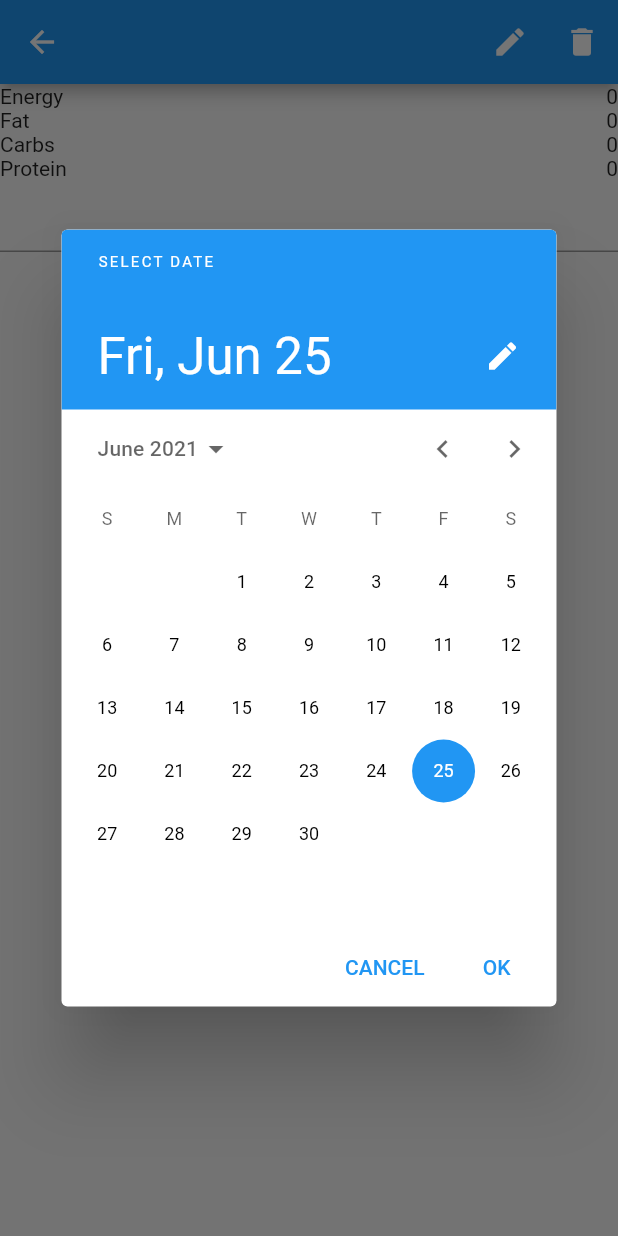
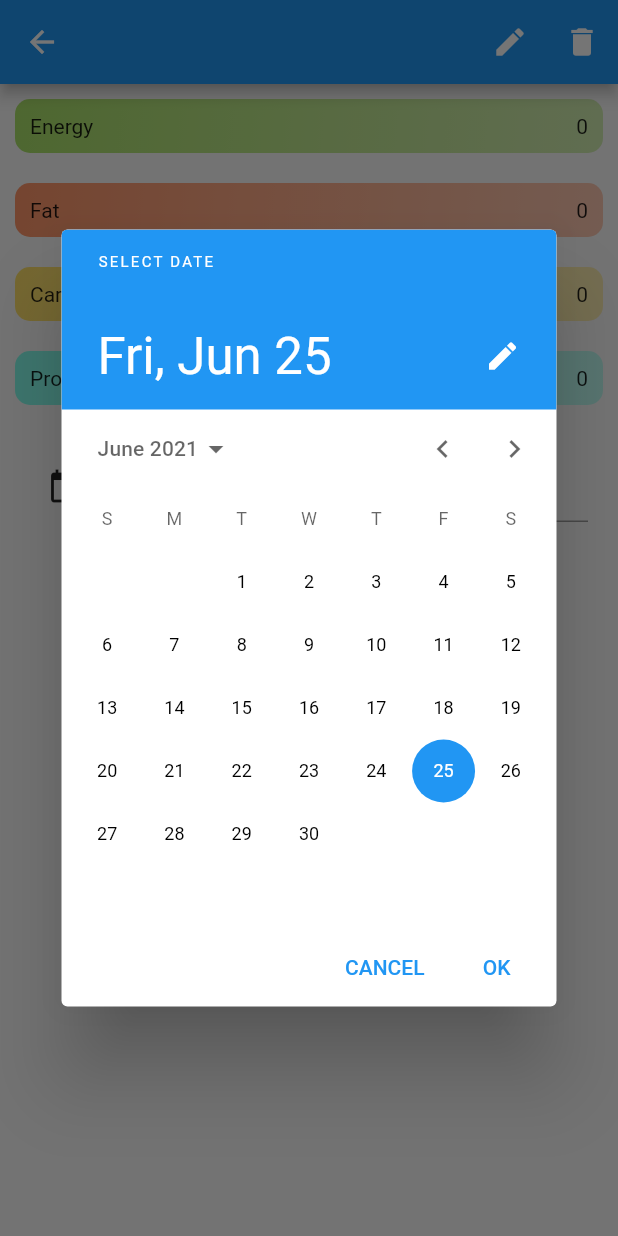
Before and after one commit to nilswilhelm13/flutter_foodtracker, a Flutter app: the FoodDetails screen opened directly with empty values, after a tap on the "calendar today" icon, on a phone screen of 412 x 824 dp. Run offline on Flutter 3.47's test engine with Material 2 defaults, Android fonts, the phone set to English and light mode, and no system bars; our stand-ins replace fl_chart, percent_indicator, shared_preferences; missing offline and left inert: flutter_barcode_scanner; accounts and stored records are empty.

Commit message:
style food details

```diff
--- a/lib/screens/food_details.dart
+++ b/lib/screens/food_details.dart
@@ -1,6 +1,7 @@
 import 'dart:convert';
 
 import 'package:flutter/material.dart';
+import 'package:flutter_foodtracker/config/colors.dart';
 import 'package:flutter_foodtracker/config/http_config.dart';
 import 'package:flutter_foodtracker/models/transaction.dart';
 import 'package:flutter_foodtracker/providers/dashboard_provider.dart';
@@ -21,13 +22,25 @@ class FoodDetails extends StatefulWidget {
 class _FoodDetailsState extends State<FoodDetails> {
   double _amount = 0;
   DateTime date = DateTime.now();
-  Widget buildRow(String label, double value) {
-    return Row(
+
+  Widget buildRow(String label, double value, Color color) {
+    return Container(
+      child: Row(
         mainAxisAlignment: MainAxisAlignment.spaceBetween,
         children: [
           Text(label),
           Text(value.toStringAsFixed(0)),
         ],
+      ),
+      decoration: BoxDecoration(
+          borderRadius: BorderRadius.circular(10),
+          gradient: LinearGradient(
+            begin: Alignment.topLeft,
+            end: Alignment.bottomRight,
+            colors: [color, color.withOpacity(0.5)],
+          )),
+      margin: EdgeInsets.all(10),
+      padding: EdgeInsets.all(10),
     );
   }
 
@@ -51,7 +64,8 @@ class _FoodDetailsState extends State<FoodDetails> {
                   context: context,
                   builder: (ctx) {
                     return AlertDialog(
-                      content: Text('Are you sure that you want delete ${_food.name}?'),
+                      content: Text(
+                          'Are you sure that you want delete ${_food.name}?'),
                       actions: [
                         TextButton(
                           onPressed: () {
@@ -76,11 +90,34 @@ class _FoodDetailsState extends State<FoodDetails> {
       body: Container(
         child: Column(
           children: [
-            buildRow('Energy', _food.nutrition.energy),
-            buildRow('Fat', _food.nutrition.fat),
-            buildRow('Carbs', _food.nutrition.carbohydrate),
-            buildRow('Protein', _food.nutrition.protein),
-            TextField(
+            buildRow('Energy', _food.nutrition.energy, FoodColors.energy),
+            buildRow('Fat', _food.nutrition.fat, FoodColors.fat),
+            buildRow(
+                'Carbs', _food.nutrition.carbohydrate, FoodColors.carbohydrate),
+            buildRow('Protein', _food.nutrition.protein, FoodColors.protein),
+            Container(
+              margin: EdgeInsets.all(10),
+              padding: EdgeInsets.all(10),
+              child: Row(
+                mainAxisAlignment: MainAxisAlignment.spaceBetween,
+                children: [
+                  IconButton(
+                      onPressed: () {
+                        showDatePicker(
+                                context: context,
+                                initialDate: DateTime.now(),
+                                firstDate: DateTime(2020),
+                                lastDate: DateTime(2030))
+                            .then((value) => {date = value});
+                      },
+                      icon: Icon(Icons.calendar_today)),
+                  Container(
+                    width: 100,
+                    child: TextField(
+                      decoration: InputDecoration(
+                        hintText: "Amount",
+                        border: UnderlineInputBorder(),
+                      ),
                       keyboardType: TextInputType.number,
                       onChanged: (value) {
                         setState(() {
@@ -88,21 +125,25 @@ class _FoodDetailsState extends State<FoodDetails> {
                         });
                       },
                     ),
-            IconButton(onPressed: (){
-              showDatePicker(context: context, initialDate: DateTime.now(), firstDate: DateTime(2020), lastDate: DateTime(2030)).then((value) => {
-                date = value
-              });
-            }, icon: Icon(Icons.calendar_today)),
-            TextButton(
+                  ),
+                ],
+              ),
+            ),
+            ElevatedButton(
               onPressed: () => postTransaction(context, _food, _amount),
-                child: Text('Submit')),
+              child: Text(
+                'Submit',
+                style: TextStyle(fontSize: 30),
+              ),
+            ),
           ],
         ),
       ),
     );
   }
 
-  Future<void> postTransaction(BuildContext ctx, Food food, double _amount) async{
+  Future<void> postTransaction(
+      BuildContext ctx, Food food, double _amount) async {
     final prefs = await SharedPreferences.getInstance();
     var url = Uri.https(HttpConfig.baseUrl, 'intake');
     return http
@@ -112,10 +153,7 @@ class _FoodDetailsState extends State<FoodDetails> {
               'userId': prefs.getString('userId'),
             },
             body: json.encode(Transaction(
-                    food: food,
-                    amount: _amount,
-                    foodId: food.id,
-                    date: date)
+                    food: food, amount: _amount, foodId: food.id, date: date)
                 .toJson()))
         .then((value) {
       Provider.of<DashboardProvider>(ctx, listen: false).fetchIntake(date);
@@ -123,7 +161,7 @@ class _FoodDetailsState extends State<FoodDetails> {
     });
   }
 
-  Future<void> deleteFood(BuildContext ctx, Food food) async{
+  Future<void> deleteFood(BuildContext ctx, Food food) async {
     final prefs = await SharedPreferences.getInstance();
     var url = Uri.https(HttpConfig.baseUrl, 'food/${food.id}');
     return http.delete(url, headers: {
```
Lines whose indentation alone changed are shown as unchanged.
